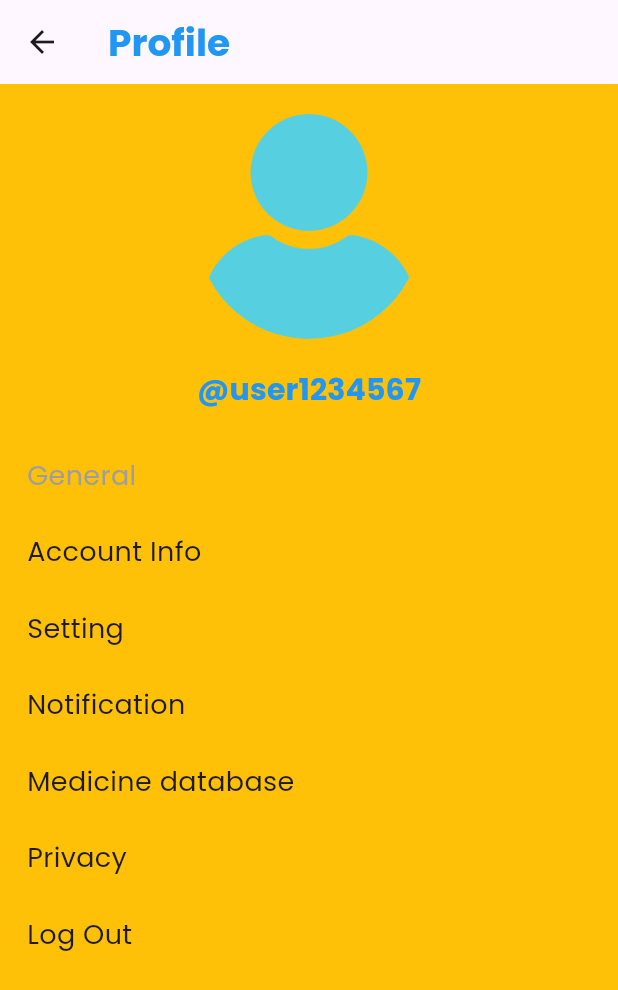
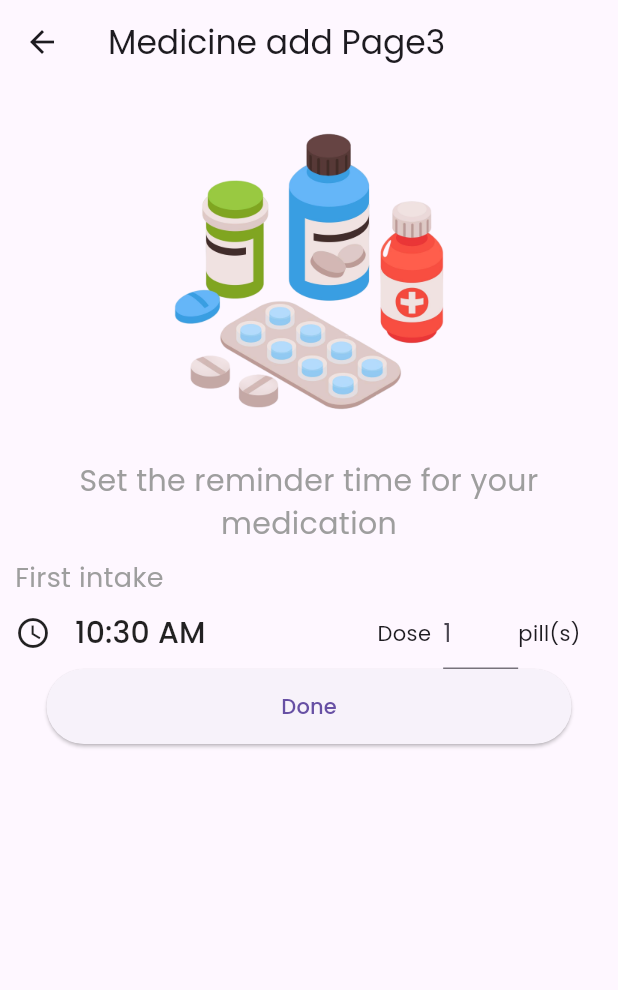
Before and after one commit to Shinigami-7/Final-Year-Project, a Flutter app: the AddMed2 screen opened directly, after a tap on "Next", on a phone screen of 412 x 824 dp. Shown: the top 990 px of the screen. Run offline on Flutter 3.47's test engine with Material 3 defaults, Android fonts, the phone set to English and light mode, and no system bars; our stand-ins replace carousel_slider.

Commit message:
adding 3 screen and navigating addmed2 screen to them

```diff
--- a/lib/add_med2.dart
+++ b/lib/add_med2.dart
@@ -1,8 +1,7 @@
 import 'package:flutter/material.dart';
-import 'package:projectk/Today_page.dart';
+import 'package:projectk/add_med3(1).dart';
+import 'package:projectk/add_med3(2).dart';
 import 'package:projectk/add_med3.dart';
-import 'package:projectk/profile.dart';
-import 'package:projectk/report_page.dart';
 
 class AddMed2 extends StatefulWidget {
 
@@ -19,19 +18,19 @@ class _AddMed2State extends State<AddMed2> {
         case 1:
           Navigator.push(
             context,
-            MaterialPageRoute(builder: (context) => Profile()),
+            MaterialPageRoute(builder: (context) => AddMed3_1()),
           );
           break;
         case 2:
           Navigator.push(
             context,
-            MaterialPageRoute(builder: (context) => ReportPage()),
+            MaterialPageRoute(builder: (context) => AddMed3_2()),
           );
           break;
         case 3:
           Navigator.push(
             context,
-            MaterialPageRoute(builder: (context) => TodayPage()),
+            MaterialPageRoute(builder: (context) => AddMed3()),
           );
           break;
       }
--- /dev/null
+++ b/lib/add_med3(1).dart
@@ -0,0 +1,130 @@
+import 'package:flutter/material.dart';
+import 'treatment_page.dart';
+
+class AddMed3_1 extends StatefulWidget {
+  const AddMed3_1({Key? key}) : super(key: key);
+
+  @override
+  State<AddMed3_1> createState() => _AddMed3State();
+}
+
+class _AddMed3State extends State<AddMed3_1> {
+  TimeOfDay _timeOfDay = TimeOfDay.now();
+  TimeOfDay _timeOfDay1 = TimeOfDay(hour: 0 , minute: 0);
+  TimeOfDay _timeOfDay2 = TimeOfDay(hour: 0 , minute: 0);
+  String value = "";
+
+  void _showTimePicker(Function(TimeOfDay) onSelected) {
+    showTimePicker(
+      context: context,
+      initialTime: TimeOfDay.now(),
+    ).then((value) {
+      if (value != null) {
+        setState(() {
+          onSelected(value);
+        });
+      }
+    });
+  }
+
+  @override
+  Widget build(BuildContext context) {
+    return Scaffold(
+      appBar: AppBar(
+        title: Text('Medicine add Page3'),
+      ),
+      body: SingleChildScrollView(
+        child: Column(
+          mainAxisAlignment: MainAxisAlignment.start,
+          children: [
+            Center(
+              child: Image.asset(
+                'assets/images/medicine.png',
+                height: 250,
+                width: 250,
+              ),
+            ),
+            Text(
+              "Set the reminder time for your \nmedication",
+              style: TextStyle(fontSize: 20, color: Colors.grey),
+              textAlign: TextAlign.center,
+            ),
+            Padding(
+              padding: const EdgeInsets.only(top: 8.0, left: 10),
+              child: Column(
+                crossAxisAlignment: CrossAxisAlignment.start,
+                children: [
+                  Text(
+                    "First intake",
+                    style: TextStyle(fontSize: 18, color: Colors.grey),
+                  ),
+                  Row(
+                    children: [
+                      Icon(Icons.access_time_outlined),
+                      MaterialButton(
+                        onPressed: () => _showTimePicker((value) {
+                          _timeOfDay = value;
+                        }),
+                        child: Text(
+                          _timeOfDay.format(context).toString(),
+                          style: TextStyle(fontSize: 20),
+                        ),
+                      ),
+                      Spacer(),
+                      Padding(
+                        padding: const EdgeInsets.only(right: 25),
+                        child: Row(
+                          children: [
+                            Text("Dose"),
+                            SizedBox(width: 8),
+                            Container(
+                              width: 50,
+                              child: TextField(
+                                decoration: InputDecoration(
+                                  border: UnderlineInputBorder(),
+                                  hintText: "1",
+                                ),
+                                onChanged: (text) {
+                                  setState(() {
+                                    value = text;
+                                  });
+                                },
+                              ),
+                            ),
+                            Text("pill(s)"),
+                          ],
+                        ),
+                      ),
+                    ],
+                  ),
+                ],
+              ),
+            ),
+            Positioned(
+              bottom: 16.0,
+              child: Container(
+                height: 50,
+                width: 350,
+                child: Positioned(
+                  bottom: 16.0,
+                  left: 16.0,
+                  right: 16.0,
+                  child: ElevatedButton(
+                    onPressed: () {
+                      Navigator.push(
+                          context,
+                          MaterialPageRoute(
+                              builder: (context) => TreatmentPage(
+                                  value: value, firstIntakeTime: _timeOfDay, secondIntakeTime: _timeOfDay1, thirdIntakeTime: _timeOfDay2,)));
+                    },
+                    child: Text("Done"),
+                  ),
+                ),
+              ),
+            ),
+          ],
+        ),
+      ),
+    );
+  }
+}
```
Also changed, not shown: lib/add_med3(2).dart (added, +132 -0 lines).
